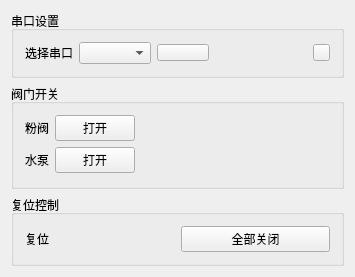
Qt form mainwindow.ui (yas8086/JetControl-QT) before a commit.
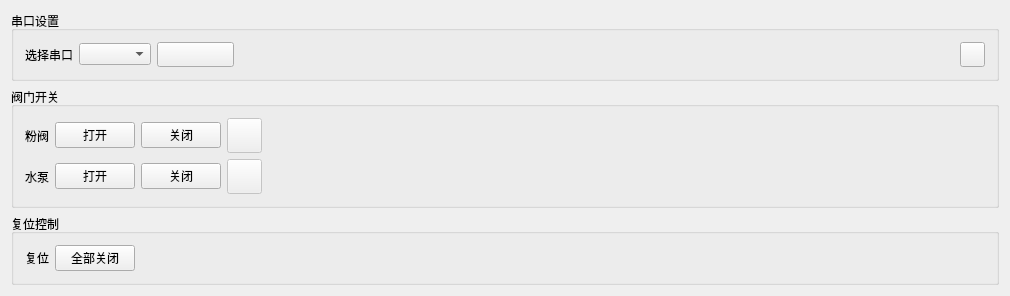
The same form after that commit. Icons and pictures are not drawn.

```diff
--- a/mainwindow.ui
+++ b/mainwindow.ui
@@ -6,7 +6,7 @@
    <rect>
     <x>0</x>
     <y>0</y>
-    <width>355</width>
+    <width>1010</width>
     <height>277</height>
    </rect>
   </property>
@@ -40,6 +40,52 @@
            </property>
           </widget>
          </item>
+         <item>
+          <widget class="QPushButton" name="pushButtonWaterPumpOff">
+           <property name="text">
+            <string>关闭</string>
+           </property>
+          </widget>
+         </item>
+         <item>
+          <widget class="QPushButton" name="pushButtonWaterLED">
+           <property name="enabled">
+            <bool>false</bool>
+           </property>
+           <property name="minimumSize">
+            <size>
+             <width>35</width>
+             <height>35</height>
+            </size>
+           </property>
+           <property name="maximumSize">
+            <size>
+             <width>35</width>
+             <height>35</height>
+            </size>
+           </property>
+           <property name="styleSheet">
+            <string notr="true">QPushButton
+{
+border-image: url(:/img/指示灯-红.png);
+}
+QPushButton::checked
+{
+border-image: url(:/img/指示灯-绿.png);
+}
+QPushButton::unchecked
+{
+border-image: url(:/img/指示灯-红.png);
+}</string>
+           </property>
+           <property name="text">
+            <string/>
+           </property>
+           <property name="checkable">
+            <bool>true</bool>
+           </property>
+          </widget>
+         </item>
          <item>
           <spacer name="horizontalSpacer_4">
            <property name="orientation">
@@ -71,6 +117,52 @@
            </property>
           </widget>
          </item>
+         <item>
+          <widget class="QPushButton" name="pushButtonPowderPumpOff">
+           <property name="text">
+            <string>关闭</string>
+           </property>
+          </widget>
+         </item>
+         <item>
+          <widget class="QPushButton" name="pushButtonPowderLED">
+           <property name="enabled">
+            <bool>false</bool>
+           </property>
+           <property name="minimumSize">
+            <size>
+             <width>35</width>
+             <height>35</height>
+            </size>
+           </property>
+           <property name="maximumSize">
+            <size>
+             <width>35</width>
+             <height>35</height>
+            </size>
+           </property>
+           <property name="styleSheet">
+            <string notr="true">QPushButton
+{
+border-image: url(:/img/指示灯-红.png);
+}
+QPushButton::checked
+{
+border-image: url(:/img/指示灯-绿.png);
+}
+QPushButton::unchecked
+{
+border-image: url(:/img/指示灯-红.png);
+}</string>
+           </property>
+           <property name="text">
+            <string/>
+           </property>
+           <property name="checkable">
+            <bool>true</bool>
+           </property>
+          </widget>
+         </item>
          <item>
           <spacer name="horizontalSpacer_2">
            <property name="orientation">
@@ -111,14 +203,14 @@
           <widget class="QPushButton" name="pushButtonSerial">
            <property name="minimumSize">
             <size>
-             <width>52</width>
-             <height>17</height>
+             <width>77</width>
+             <height>25</height>
             </size>
            </property>
            <property name="maximumSize">
             <size>
-             <width>52</width>
-             <height>17</height>
+             <width>77</width>
+             <height>25</height>
             </size>
            </property>
            <property name="styleSheet">
@@ -166,14 +258,14 @@
            </property>
            <property name="minimumSize">
             <size>
-             <width>17</width>
-             <height>17</height>
+             <width>25</width>
+             <height>25</height>
             </size>
            </property>
            <property name="maximumSize">
             <size>
-             <width>17</width>
-             <height>17</height>
+             <width>25</width>
+             <height>25</height>
             </size>
            </property>
            <property name="styleSheet">
@@ -225,6 +317,19 @@
            </property>
           </widget>
          </item>
+         <item>
+          <spacer name="horizontalSpacer">
+           <property name="orientation">
+            <enum>Qt::Horizontal</enum>
+           </property>
+           <property name="sizeHint" stdset="0">
+            <size>
+             <width>40</width>
+             <height>20</height>
+            </size>
+           </property>
+          </spacer>
+         </item>
         </layout>
        </item>
       </layout>
```
